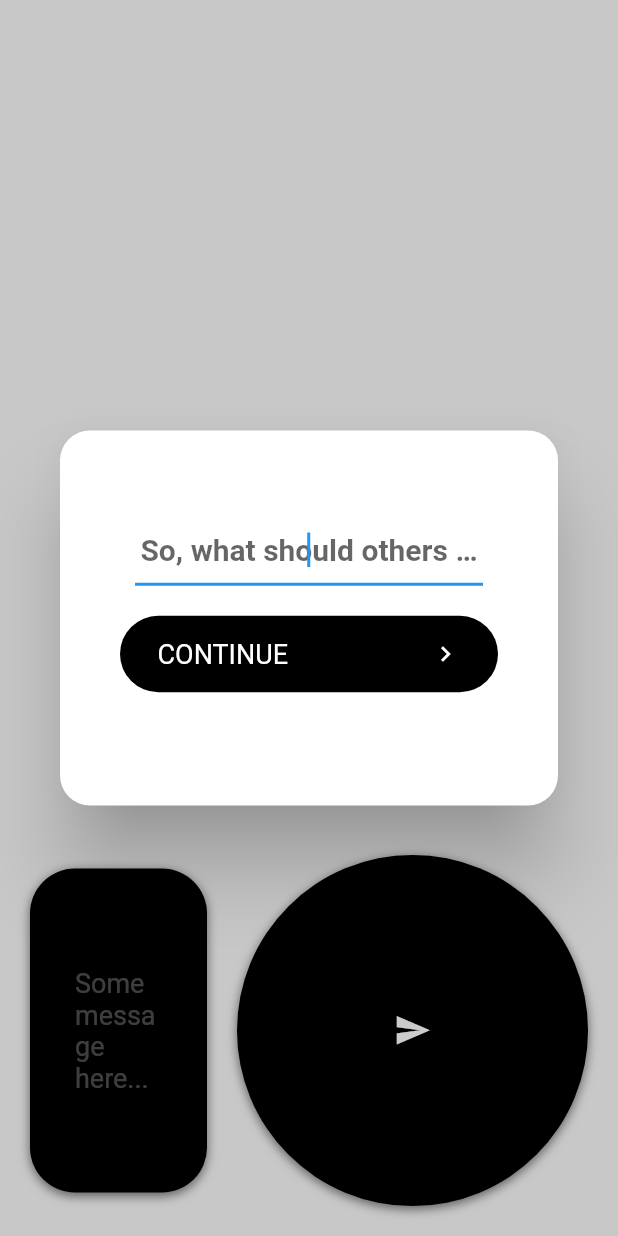
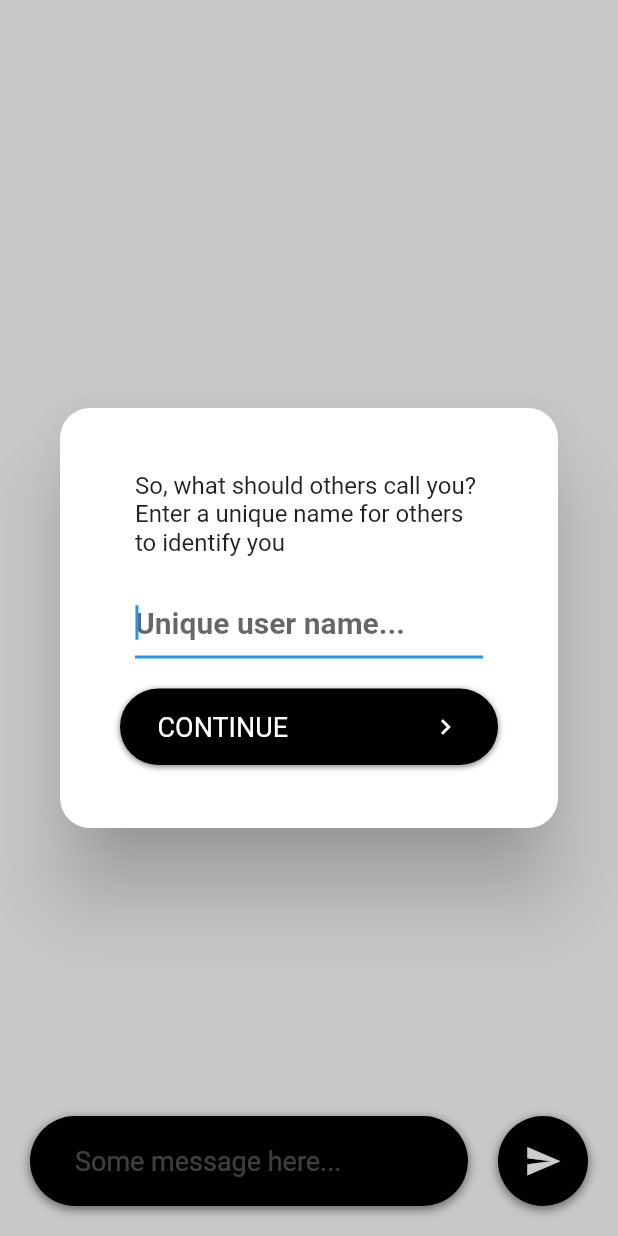
Before and after one commit to gaurav-12/chat-app-flutter, a Flutter app: the screen it shows after launch, on a phone screen of 412 x 824 dp. Run offline on Flutter 3.47's test engine with Material 2 defaults, Android fonts, the phone set to English and light mode, and no system bars; our stand-ins replace socket_io_client.

Commit message:
Added support for name, and fixed UI scaling issue

```diff
--- a/lib/ChatPage.dart
+++ b/lib/ChatPage.dart
@@ -27,11 +27,14 @@ class ChatPageState extends State<ChatPage> {
 
   bool submittingName;
   bool nameValid;
+  String selfName;
 
   final String url = "https://chat-app-flutter-node.herokuapp.com";
 
   @override
   void initState() {
+    super.initState();
+
     messages = List<dynamic>();
 
     textController = TextEditingController();
@@ -40,20 +43,18 @@ class ChatPageState extends State<ChatPage> {
     scrollController = ScrollController();
     nameFieldController = TextEditingController();
 
-    textFieldHeight = window.physicalSize.height * 0.12;
-    baseTextFieldHeight = window.physicalSize.height * 0.12;
+    textFieldHeight = 60;
+    baseTextFieldHeight = 60;
     textFieldFontSize = 18;
 
     submittingName = false;
     nameValid = true;
-
-    super.initState();
-
-    WidgetsBinding.instance
-        .addPostFrameCallback((_) => {showInitDialog(scaffoldContext)});
+    selfName = '';
   }
 
+  bool connected = false;
   void initSocket(context) {
+    print('Init Socket...');
     socketIO = SocketIO.io(url);
 
     socketIO.on('receive_message', (message) {
@@ -68,7 +69,11 @@ class ChatPageState extends State<ChatPage> {
     socketIO.connect();
     socketIO.on('connect', (_) {
       print('successfully connected!');
-      Navigator.of(context).pop();
+      if (!connected) {
+        selfName = nameFieldController.text.trim();
+        Navigator.of(context).pop();
+        connected = true;
+      }
     });
     socketIO.on('connect_error', (_) {
       print('an error occured while connecting to the server');
@@ -80,17 +85,22 @@ class ChatPageState extends State<ChatPage> {
 
   Timer timer;
   void submitName(context) {
+    print('Submitting name...');
     if (nameFieldController.text.trim().isEmpty) {
+      print('Invalid name');
+
       setState(() {
         nameValid = false;
       });
 
+      if (timer != null) timer.cancel();
       timer = Timer(Duration(seconds: 3), () {
         setState(() {
           nameValid = true;
         });
       });
     } else {
+      print('Valid name');
       if (timer != null) timer.cancel();
       setState(() {
         submittingName = true;
@@ -101,7 +111,10 @@ class ChatPageState extends State<ChatPage> {
     }
   }
 
-  dynamic showInitDialog(contextParent) async {
+  bool showingDialog = false;
+  dynamic showInitDialog(contextParent) {
+    showingDialog = true;
+
     return showCupertinoDialog(
         barrierDismissible: false,
         context: contextParent,
@@ -110,13 +123,22 @@ class ChatPageState extends State<ChatPage> {
             shape: RoundedRectangleBorder(
                 borderRadius: BorderRadius.circular(20.0)),
             child: Container(
-              constraints: BoxConstraints.expand(height: 250),
+              constraints: BoxConstraints.expand(height: 280),
               child: Padding(
                 padding: const EdgeInsets.all(20.0),
                 child: Column(
                   mainAxisAlignment: MainAxisAlignment.center,
                   crossAxisAlignment: CrossAxisAlignment.center,
                   children: [
+                    Container(
+                      margin: EdgeInsets.symmetric(horizontal: 30, vertical: 20),
+                      child: Text(
+                          'So, what should others call you? Enter a unique name for others to identify you',
+                          style: TextStyle(
+                            fontSize: 16
+                          ),
+                          ),
+                    ),
                     Container(
                         margin: EdgeInsets.symmetric(horizontal: 30),
                         decoration: BoxDecoration(
@@ -130,9 +152,8 @@ class ChatPageState extends State<ChatPage> {
                                 fontWeight: FontWeight.bold,
                                 fontSize: 20,
                                 color: Colors.black),
-                            textAlign: TextAlign.center,
                             decoration: InputDecoration(
-                                hintText: 'So, what should others call you?',
+                                hintText: 'Unique user name...',
                                 counterText: '',
                                 errorText: nameValid
                                     ? null
@@ -140,12 +161,17 @@ class ChatPageState extends State<ChatPage> {
                             autofocus: true,
                             maxLines: 1,
                             maxLength: 15)),
-
                     Container(
                         margin: EdgeInsets.all(20),
                         decoration: BoxDecoration(
                             borderRadius: BorderRadius.circular(100.0),
-                            color: Colors.black),
+                            color: Colors.black,
+                            boxShadow: [
+                              BoxShadow(
+                                  blurRadius: 3,
+                                  offset: Offset(0, 1),
+                                  color: Colors.black54)
+                            ]),
                         child: RawMaterialButton(
                           shape: new RoundedRectangleBorder(
                               borderRadius: BorderRadius.circular(100.0)),
@@ -218,9 +244,7 @@ class ChatPageState extends State<ChatPage> {
       width: width,
       child: ListView.builder(
         reverse: true,
-        padding: EdgeInsets.only(
-            top: window.physicalSize.height * 0.05,
-            bottom: window.physicalSize.height * 0.2),
+        padding: EdgeInsets.only(top: 100, bottom: 110),
         controller: scrollController,
         itemCount: messages.length,
         itemBuilder: (BuildContext context, int index) {
@@ -262,8 +286,8 @@ class ChatPageState extends State<ChatPage> {
 
   Widget buildSendButton() {
     return Container(
-        height: window.physicalSize.height * 0.13,
-        width: window.physicalSize.height * 0.13,
+        height: 60,
+        width: 60,
         decoration: BoxDecoration(
             shape: BoxShape.circle,
             color: Colors.black,
@@ -281,6 +305,7 @@ class ChatPageState extends State<ChatPage> {
 
               Map<String, String> messageObj = {
                 'source': 'self',
+                'name': selfName,
                 'message': textController.text.trim()
               };
 
@@ -333,6 +358,15 @@ class ChatPageState extends State<ChatPage> {
     width = MediaQuery.of(context).size.width;
     scaffoldContext = context;
 
+    WidgetsBinding.instance.addPostFrameCallback((_) {
+      if (showingDialog && !connected) {
+        Navigator.pop(context);
+        showInitDialog(context);
+      } else if (!connected) {
+        showInitDialog(context);
+      }
+    });
+
     return Scaffold(
         key: mainScaffoldKey,
         body: Stack(
```
Also changed, not shown: lib/SingleMessage.dart (+55 -18 lines).
